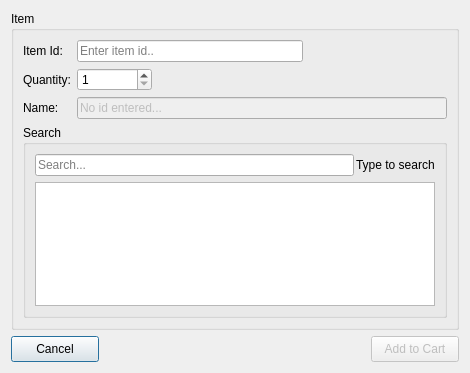
The window that src/ui/add_new_sell.ui (krivahtoo/stockmanager) describes before a commit, drawn with Qt 5.
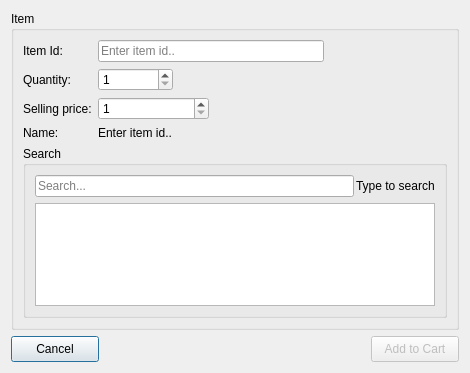
The same window after the commit. Icons and pictures are not drawn.

The edit to the form file:
```diff
--- a/src/ui/add_new_sell.ui
+++ b/src/ui/add_new_sell.ui
@@ -69,24 +69,14 @@
         </property>
        </widget>
       </item>
-      <item row="2" column="0">
+      <item row="3" column="0">
        <widget class="QLabel" name="label_3">
         <property name="text">
          <string>Name:</string>
         </property>
        </widget>
       </item>
-      <item row="2" column="1">
-       <widget class="QLineEdit" name="txtName">
-        <property name="enabled">
-         <bool>false</bool>
-        </property>
-        <property name="text">
-         <string>No id entered...</string>
-        </property>
-       </widget>
-      </item>
-      <item row="3" column="0" colspan="2">
+      <item row="4" column="0" colspan="2">
        <widget class="QGroupBox" name="grpSearch">
         <property name="title">
          <string>Search</string>
@@ -122,6 +112,36 @@
         </layout>
        </widget>
       </item>
+      <item row="3" column="1">
+       <widget class="QLabel" name="txtName">
+        <property name="text">
+         <string>Enter item id..</string>
+        </property>
+       </widget>
+      </item>
+      <item row="2" column="0">
+       <widget class="QLabel" name="label_4">
+        <property name="text">
+         <string>Selling price:</string>
+        </property>
+       </widget>
+      </item>
+      <item row="2" column="1">
+       <widget class="QSpinBox" name="spnSellingPrice">
+        <property name="maximumSize">
+         <size>
+          <width>111</width>
+          <height>16777215</height>
+         </size>
+        </property>
+        <property name="minimum">
+         <number>1</number>
+        </property>
+        <property name="maximum">
+         <number>99999</number>
+        </property>
+       </widget>
+      </item>
      </layout>
     </widget>
    </item>
```
Left out of the diff: 6 changed lines with no effect on the pictures.
